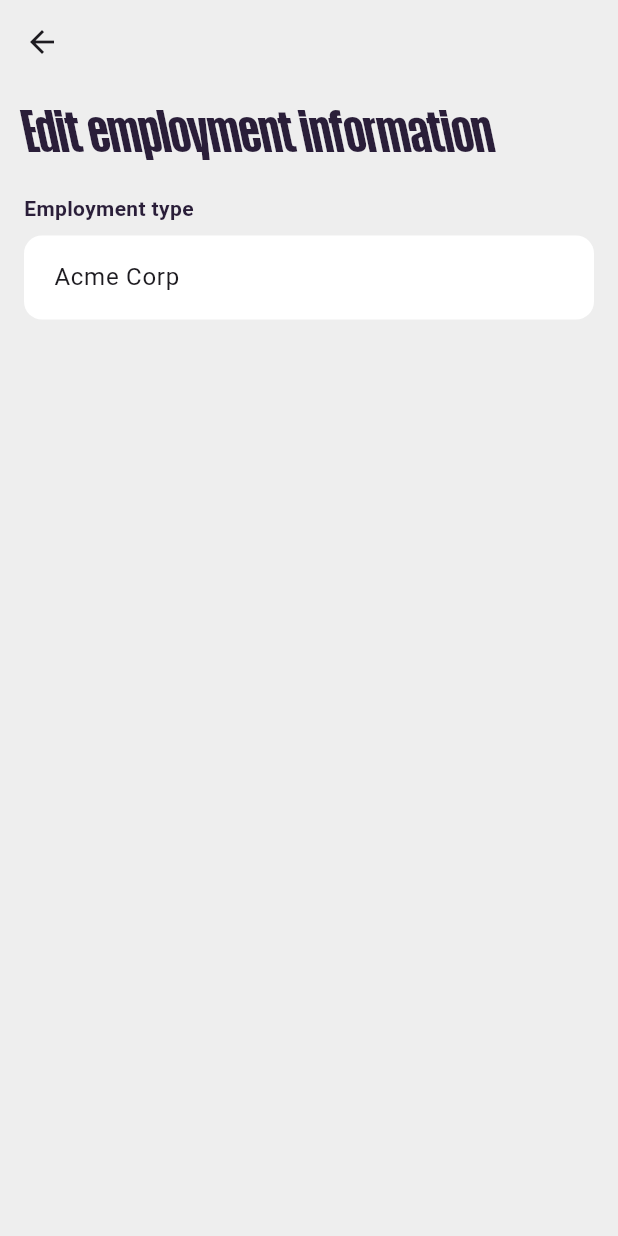
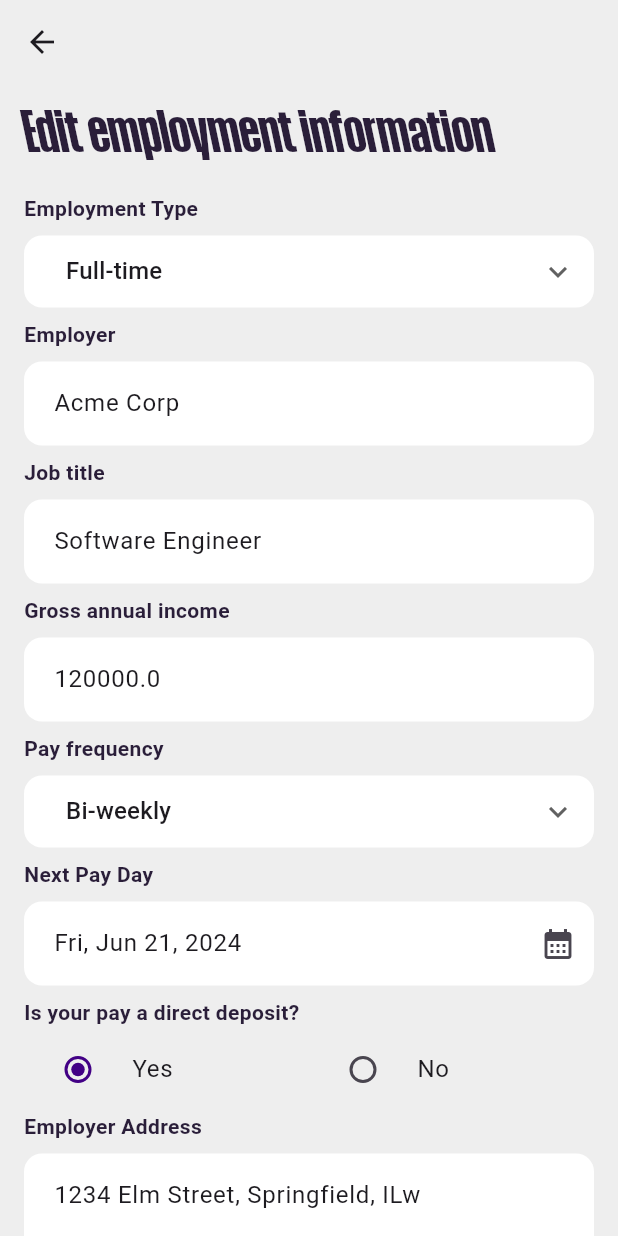
Before and after one commit to zizutg/meetava_pro, a Flutter app: the EmploymentDisplayScreen screen opened by its route, after a tap on "Edit", on a phone screen of 412 x 824 dp. Run offline on Flutter 3.47's test engine with Material 3 defaults, Android fonts, the phone set to English and light mode, and no system bars; our stand-ins replace flutter_riverpod, go_router, riverpod_annotation, syncfusion_flutter_charts, syncfusion_flutter_gauges, syncfusion_flutter_sliders; missing offline and left inert: syncfusion_flutter_core; generated files the repository leaves out were written again.

Commit message:
Edit Employee is completed working on streamlining it

```diff
--- a/lib/src/models/elevated_text_button_model.dart
+++ b/lib/src/models/elevated_text_button_model.dart
@@ -1,4 +1,8 @@
 import 'package:flutter/widgets.dart';
+import 'package:flutter/material.dart';
+import 'package:meetava_pro/src/src.dart';
+import 'package:meetava_pro/src/util/constants.dart';
+import '../src.dart';
 
 class ElevetedTextButtonModel {
   final String text;
@@ -6,16 +10,18 @@
   final Color backgroundColor;
   final Color borderColor;
   final Color textColor;
+  final EdgeInsetsGeometry padding;
   final double borderWidth;
   final double borderRadius;
 
   ElevetedTextButtonModel({
     required this.text,
     required this.onPressed,
-    required this.backgroundColor,
-    required this.borderColor,
-    required this.textColor,
-    required this.borderWidth,
-    required this.borderRadius,
+    this.backgroundColor = Colors.transparent,
+    this.borderColor = Colors.transparent,
+    this.textColor = Colors.transparent,
+    this.padding = AppPadding.horizontalMedium,
+    this.borderWidth = AppSizes.spaceXL,
+    this.borderRadius = AppSizes.borderRadius,
   });
 }
--- a/lib/src/providers/employment_provider.dart
+++ b/lib/src/providers/employment_provider.dart
@@ -15,7 +15,7 @@
       payFrequency: 'Bi-weekly',
       employerAddress: '1234 Elm Street, Springfield, ILw',
       timeWithEmployer: 30,
-      nextPayDay: DateTime.now().add(const Duration(days: 14)),
+      nextPayDay: DateTime.now(),
       directDeposit: DirectDeposit.Yes,
     );
   }
@@ -94,6 +94,9 @@
     }
   }
 
+  List<String> get payFrequencyItems => ['Weekly', 'Bi-weekly', 'Monthly'];
+  List<String> get employmentTypeItems =>
+      ['Full-time', 'Part-time', 'Temporary', 'Apprenticeship', 'Freelance'];
   void updateEmploymentType(String employmentType) {
     state = state.copyWith(employmentType: employmentType);
   }
--- a/lib/src/ui/screens/employment_display_screen.dart
+++ b/lib/src/ui/screens/employment_display_screen.dart
@@ -52,7 +52,7 @@
           ),
           const Spacer(),
           ElevatedTextButton(
-              model: ElevetedTextButtonModel(
+              buttonData: ElevetedTextButtonModel(
             text: 'Edit',
             onPressed: () => GoRouter.of(context).push('/emp_edit'),
             backgroundColor: Palette.lightGrey,
@@ -63,7 +63,7 @@
           )),
           AppGaps.vSmallGap,
           ElevatedTextButton(
-              model: ElevetedTextButtonModel(
+              buttonData: ElevetedTextButtonModel(
             text: 'Confirm',
             onPressed: () {
               // Handle button press
--- a/lib/src/ui/screens/employment_edit_screen.dart
+++ b/lib/src/ui/screens/employment_edit_screen.dart
@@ -14,7 +14,8 @@
 
   @override
   Widget build(BuildContext context) {
-    final employment = ref.watch(employmentNotifierProvider);
+    final employmentProvider = ref.watch(employmentNotifierProvider);
+    final employmentNotifier = ref.read(employmentNotifierProvider.notifier);
 
     return Scaffold(
       appBar: AppBar(
@@ -29,117 +30,108 @@
       body: Form(
         key: _formKey,
         child: ListView(
+          shrinkWrap: true,
           padding: AppPadding.horizontalMedium,
           children: [
             Text('Edit employment information',
                 style: AppTextStyles.displayLarge
                     .copyWith(fontSize: 40, fontFamily: 'AtSlamCndTRIAL')),
             AppGaps.vMedGap,
-            /* Text('Employment Type', style: AppTextStyles.titleSmall),
+            _labelText(text: 'Employment Type'),
             _buildDropdownField(
-              value: employment.employmentType,
-              items: [
-                'Full-time',
-                'Part-time',
-                'Temporary',
-                'Apprenticeship',
-                'Freelance'
-              ],
-              onChanged: (value) => ref
-                  .read(employmentNotifierProvider.notifier)
-                  .updateEmploymentType(value!),
-            ), */
-
-            Text('Employment type',
-                style: AppTextStyles.bodyLarge.copyWith(
-                    fontWeight: FontWeight.bold, color: Palette.darkPurple)),
+              value: employmentProvider.employmentType,
+              items: employmentNotifier.employmentTypeItems,
+              onChanged: (value) =>
+                  employmentNotifier.updateEmploymentType(value!),
+            ),
+            _labelText(text: 'Employer'),
             _buildTextField(
-              initialValue: employment.employer,
-              onChanged: (value) => ref
-                  .read(employmentNotifierProvider.notifier)
-                  .updateEmployer(value),
+              initialValue: employmentProvider.employer,
+              onChanged: (value) => employmentNotifier.updateEmployer(value),
             ),
-            /* Text('Job Title', style: AppTextStyles.titleSmall),
+            _labelText(text: 'Job title'),
             _buildTextField(
-              initialValue: employment.jobTitle,
-              onChanged: (value) => ref
-                  .read(employmentNotifierProvider.notifier)
-                  .updateJobTitle(value),
+              initialValue: employmentProvider.jobTitle,
+              onChanged: (value) => employmentNotifier..updateJobTitle(value),
             ),
-            Text('Gross Annual Income', style: AppTextStyles.titleSmall),
+            _labelText(text: 'Gross annual income'),
             _buildTextField(
-              initialValue: employment.grossAnnualIncome.toString(),
-              onChanged: (value) => ref
-                  .read(employmentNotifierProvider.notifier)
+              initialValue: employmentProvider.grossAnnualIncome.toString(),
+              onChanged: (value) => employmentNotifier
                   .updateGrossAnnualIncome(double.parse(value)),
               keyboardType: TextInputType.number,
             ),
-            Text('Pay Frequency', style: AppTextStyles.titleSmall),
+            _labelText(text: 'Pay frequency'),
             _buildDropdownField(
-              value: employment.payFrequency,
-              items: ['Weekly', 'Bi-weekly', 'Monthly'],
-              onChanged: (value) => ref
-                  .read(employmentNotifierProvider.notifier)
-                  .updatePayFrequency(value!),
+              value: employmentProvider.payFrequency,
+              items: employmentNotifier.payFrequencyItems,
+              onChanged: (value) =>
+                  employmentNotifier.updatePayFrequency(value!),
             ),
-            Text('Employer Address', style: AppTextStyles.titleSmall),
+            _labelText(text: 'Next Pay Day'),
+            _buildDatePickerField(
+              selectedDate: employmentProvider.nextPayDay,
+              onDateSelected: (date) =>
+                  employmentNotifier.updateNextPayDay(date),
+            ),
+            _labelText(text: 'Is your pay a direct deposit?'),
+            _buildRadioGroupField(
+              value: employmentProvider.directDeposit,
+              onChanged: (value) =>
+                  employmentNotifier.updateDirectDeposit(value!),
+            ),
+            _labelText(text: 'Employer Address'),
             _buildTextField(
-              initialValue: employment.employerAddress,
-              onChanged: (value) => ref
-                  .read(employmentNotifierProvider.notifier)
-                  .updateEmployerAddress(value),
+              initialValue: employmentProvider.employerAddress,
+              onChanged: (value) =>
+                  employmentNotifier.updateEmployerAddress(value),
               maxLines: 3,
             ),
-            Text('Time with Employer', style: AppTextStyles.titleSmall),
-            _buildTimeWithEmployerFields(employment),
-            Text('Next Pay Day', style: AppTextStyles.titleSmall),
-            _buildDatePickerField(
-              selectedDate: employment.nextPayDay,
-              onDateSelected: (date) => ref
-                  .read(employmentNotifierProvider.notifier)
-                  .updateNextPayDay(date),
-            ),
-            Text('Direct Deposits', style: AppTextStyles.titleSmall),
-            _buildRadioGroupField(
-              value: employment.directDeposit,
-              onChanged: (value) => ref
-                  .read(employmentNotifierProvider.notifier)
-                  .updateDirectDeposit(value!),
-            ),
-            ElevatedButton(
+            _labelText(text: 'Time with Employer'),
+            _buildTimeWithEmployerFields(employmentProvider),
+            AppGaps.vHugeGap,
+            AppGaps.vHugeGap,
+            ElevatedTextButton(
+                buttonData: ElevetedTextButtonModel(
+              padding: AppPadding.verticalLarge,
+              text: 'Continue',
               onPressed: () {
                 if (_formKey.currentState!.validate()) {
                   // Form is valid, proceed with saving data
                   ScaffoldMessenger.of(context).showSnackBar(
-                    const SnackBar(content: Text('Form submitted successfully')),
+                    const SnackBar(
+                        content: Text('Form submitted successfully')),
                   );
                 }
               },
-              child: const Text('Submit'),
-            ),
-         */
+              backgroundColor: Palette.lightGreyShade,
+              //borderColor: borderColor,
+              textColor: AppColor.darkPurple,
+            ))
           ],
         ),
       ),
     );
   }
 
+  Text _labelText({required String text}) {
+    return Text(text,
+        style: AppTextStyles.bodyLarge
+            .copyWith(fontWeight: FontWeight.bold, color: Palette.darkPurple));
+  }
+
   InputDecoration _inputDecoration() {
     return InputDecoration(
       filled: true,
       fillColor: Colors.white,
-      contentPadding: const EdgeInsets.all(16.0),
-      border: OutlineInputBorder(
-        borderRadius: BorderRadius.circular(12.0),
-        borderSide: BorderSide.none,
-      ),
-      enabledBorder: OutlineInputBorder(
-        borderRadius: BorderRadius.circular(12.0),
+      contentPadding: AppPadding.allMedium,
+      enabledBorder: const OutlineInputBorder(
+        borderRadius: AppBorderRadius.card,
         borderSide: BorderSide.none,
       ),
       focusedBorder: OutlineInputBorder(
         borderRadius: BorderRadius.circular(12.0),
-        borderSide: BorderSide(color: Colors.blue),
+        borderSide: const BorderSide(color: Palette.deepPurple),
       ),
     );
   }
@@ -150,15 +142,18 @@
     required ValueChanged<String?> onChanged,
   }) {
     return Padding(
-      padding: const EdgeInsets.symmetric(vertical: 8.0),
+      padding: AppPadding.verticalSmall,
       child: DropdownButtonFormField<String>(
-        decoration: _inputDecoration(),
+        dropdownColor: Palette.lightGrey,
+        icon: const Icon(Icons.expand_more),
+        decoration: _inputDecoration()
+            .copyWith(contentPadding: AppPadding.horizontalLarge),
         value: value,
         onChanged: onChanged,
         items: items.map((item) {
           return DropdownMenuItem(
             value: item,
-            child: Text(item),
+            child: SizedBox(child: Text(item)),
           );
         }).toList(),
       ),
@@ -190,26 +185,25 @@
   }
 
   Widget _buildTimeWithEmployerFields(Employment employment) {
+    final employmentNotifier = ref.read(employmentNotifierProvider.notifier);
     return Padding(
-      padding: const EdgeInsets.symmetric(vertical: 8.0),
+      padding: AppPadding.allSmall,
       child: Row(
         children: [
           Expanded(
             child: _buildDropdownField(
               value: (employment.timeWithEmployer ~/ 12).toString(),
-              items: List.generate(21, (index) => index.toString()),
-              onChanged: (value) => ref
-                  .read(employmentNotifierProvider.notifier)
+              items: List.generate(11, (index) => index.toString()),
+              onChanged: (value) => employmentNotifier
                   .updateTimeWithEmployerYears(int.parse(value!)),
             ),
           ),
-          const SizedBox(width: 8),
+          AppGaps.hSmallGap,
           Expanded(
             child: _buildDropdownField(
               value: (employment.timeWithEmployer % 12).toString(),
-              items: List.generate(12, (index) => index.toString()),
-              onChanged: (value) => ref
-                  .read(employmentNotifierProvider.notifier)
+              items: List.generate(11, (index) => (index + 1).toString()),
+              onChanged: (value) => employmentNotifier
                   .updateTimeWithEmployerMonths(int.parse(value!)),
             ),
           ),
@@ -222,19 +216,22 @@
     required DateTime selectedDate,
     required ValueChanged<DateTime> onDateSelected,
   }) {
+    DateTime now = DateTime.now();
+    DateTime lastDate = DateTime(now.year, now.month + 1, now.day);
     return Padding(
       padding: const EdgeInsets.symmetric(vertical: 8.0),
       child: TextFormField(
-        decoration: _inputDecoration(),
+        decoration:
+            _inputDecoration().copyWith(suffixIcon: Icon(Icons.calendar_month)),
         readOnly: true,
-        controller:
-            TextEditingController(text: DateFormat.yMd().format(selectedDate)),
+        controller: TextEditingController(
+            text: DateFormat.yMMMEd().format(selectedDate)),
         onTap: () async {
           DateTime? pickedDate = await showDatePicker(
             context: context,
             initialDate: selectedDate,
-            firstDate: DateTime(2000),
-            lastDate: DateTime(2101),
+            firstDate: selectedDate,
+            lastDate: lastDate,
           );
           if (pickedDate != null && pickedDate != selectedDate) {
             onDateSelected(pickedDate);
@@ -248,25 +245,29 @@
     required DirectDeposit value,
     required ValueChanged<DirectDeposit?> onChanged,
   }) {
-    return Padding(
-      padding: const EdgeInsets.symmetric(vertical: 8.0),
-      child: Column(
-        crossAxisAlignment: CrossAxisAlignment.start,
-        children: [
-          RadioListTile<DirectDeposit>(
+    return Row(
+      //direction: Axis.horizontal,
+      children: [
+        Expanded(
+          child: RadioListTile<DirectDeposit>(
+            //fillColor: Palette.white,
+            activeColor: Palette.deepPurple,
             title: const Text('Yes'),
             value: DirectDeposit.Yes,
             groupValue: value,
             onChanged: onChanged,
           ),
-          RadioListTile<DirectDeposit>(
+        ),
+        Expanded(
+          child: RadioListTile<DirectDeposit>(
+            activeColor: Palette.deepPurple,
             title: const Text('No'),
             value: DirectDeposit.No,
             groupValue: value,
             onChanged: onChanged,
           ),
-        ],
-      ),
+        ),
+      ],
     );
   }
 }
--- a/lib/src/ui/widgets/elevated_text_button_widget.dart
+++ b/lib/src/ui/widgets/elevated_text_button_widget.dart
@@ -2,34 +2,34 @@
 import '../../src.dart';
 
 class ElevatedTextButton extends StatelessWidget {
-  final ElevetedTextButtonModel model;
+  final ElevetedTextButtonModel buttonData;
 
-  const ElevatedTextButton({super.key, required this.model});
+  const ElevatedTextButton({super.key, required this.buttonData});
 
   @override
   Widget build(BuildContext context) {
     return Padding(
-      padding: AppPadding.horizontalMedium,
+      padding: buttonData.padding,
       child: SizedBox(
         width: double.infinity,
         child: ElevatedButton(
           style: ElevatedButton.styleFrom(
-            backgroundColor: model.backgroundColor.withOpacity(1),
+            backgroundColor: buttonData.backgroundColor.withOpacity(1),
             shape: RoundedRectangleBorder(
               side: BorderSide(
-                color: model.borderColor,
-                width: model.borderWidth,
+                color: buttonData.borderColor,
+                width: buttonData.borderWidth,
               ),
-              borderRadius: BorderRadius.circular(model.borderRadius),
+              borderRadius: BorderRadius.circular(buttonData.borderRadius),
             ),
           ),
-          onPressed: model.onPressed,
+          onPressed: buttonData.onPressed,
           child: Padding(
             padding: AppPadding.allSmall,
             child: Text(
-              model.text,
-              style:
-                  AppTextStyles.headlineSmall.copyWith(color: model.textColor),
+              buttonData.text,
+              style: AppTextStyles.headlineSmall
+                  .copyWith(color: buttonData.textColor),
             ),
           ),
         ),
--- a/lib/src/util/color_palette.dart
+++ b/lib/src/util/color_palette.dart
@@ -6,8 +6,8 @@
   static const Color deepPurple = Color(0xFF420085);
   static const Color medPurple = Color(0xFFA448FF);
   static const Color lightPurple = Color(0xFF736B7C);
-  static const Color lightGrey =Color(0xFFEEEEEE);
-
+  static const Color lightGrey = Color(0xFFEEEEEE);
+  static const Color lightGreyShade = Color(0xFFFD8D5D9);
   static const Color darkGreen = Color(0xFF003928);
   static const Color medGreen = Color(0xFF48A388);
   static const Color lightGreen = Color(0xFFA9EACE);
```
Also changed, not shown: lib/src/providers/employment_provider.g.dart.
